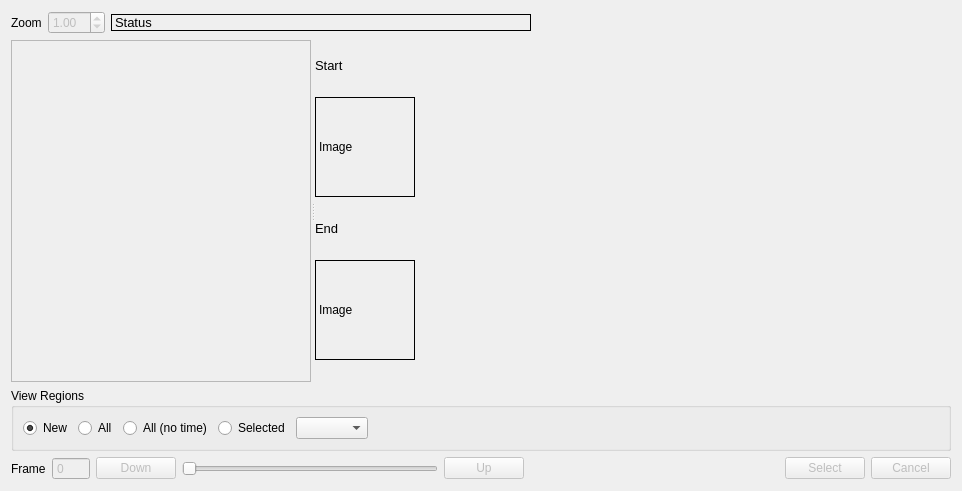
jonathanHuwP/CrystalGrowthTracker, file cgt/regionselectionwidget.ui: the form before one commit.
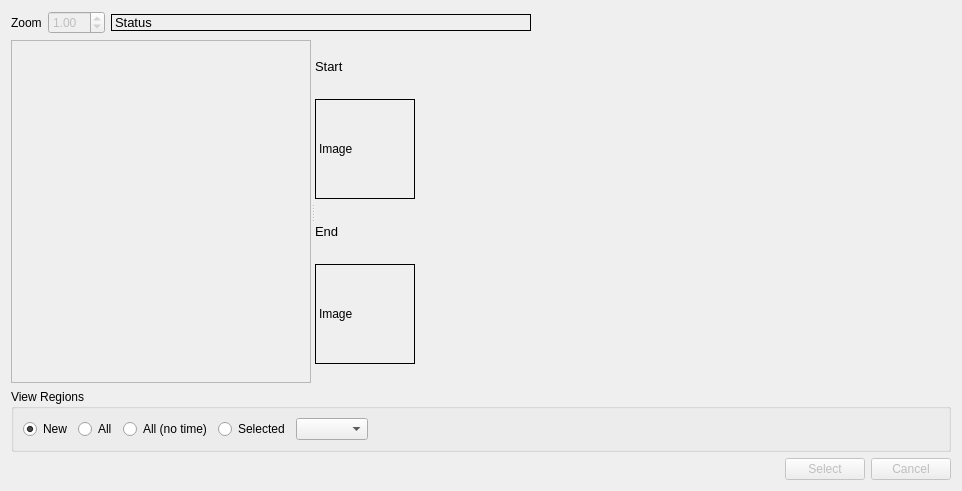
The form after the commit. Custom widgets are drawn as their Qt base class.

Commit message: video control widget working

```diff
--- a/cgt/regionselectionwidget.ui
+++ b/cgt/regionselectionwidget.ui
@@ -286,57 +286,7 @@
    <item>
     <layout class="QHBoxLayout" name="horizontalLayout">
      <item>
-      <widget class="QLabel" name="label">
-       <property name="text">
-        <string>Frame</string>
-       </property>
-      </widget>
-     </item>
-     <item>
-      <widget class="QSpinBox" name="_frameSpinBox">
-       <property name="enabled">
-        <bool>false</bool>
-       </property>
-       <property name="buttonSymbols">
-        <enum>QAbstractSpinBox::NoButtons</enum>
-       </property>
-       <property name="maximum">
-        <number>9999</number>
-       </property>
-      </widget>
-     </item>
-     <item>
-      <widget class="QPushButton" name="_downButton">
-       <property name="enabled">
-        <bool>false</bool>
-       </property>
-       <property name="text">
-        <string>Down</string>
-       </property>
-      </widget>
-     </item>
-     <item>
-      <widget class="QSlider" name="_imageSlider">
-       <property name="enabled">
-        <bool>false</bool>
-       </property>
-       <property name="maximum">
-        <number>0</number>
-       </property>
-       <property name="orientation">
-        <enum>Qt::Horizontal</enum>
-       </property>
-      </widget>
-     </item>
-     <item>
-      <widget class="QPushButton" name="_upButton">
-       <property name="enabled">
-        <bool>false</bool>
-       </property>
-       <property name="text">
-        <string>Up</string>
-       </property>
-      </widget>
+      <widget class="VideoControlWidget" name="_videoControls" native="true"/>
      </item>
      <item>
       <spacer name="horizontalSpacer">
@@ -375,6 +325,14 @@
    </item>
   </layout>
  </widget>
+ <customwidgets>
+  <customwidget>
+   <class>VideoControlWidget</class>
+   <extends>QWidget</extends>
+   <header>videocontrolwidget</header>
+   <container>1</container>
+  </customwidget>
+ </customwidgets>
  <resources/>
  <connections>
   <connection>
```
Left out of the diff: 64 changed lines with no effect on the pictures. The commit also changes 3 other files.
